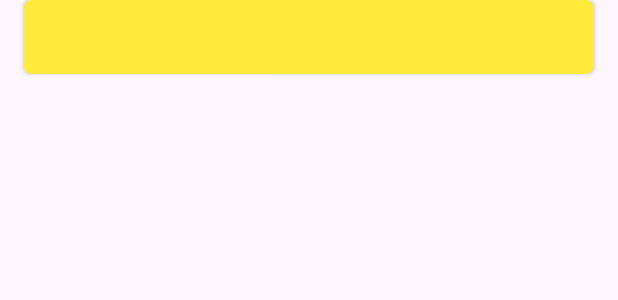
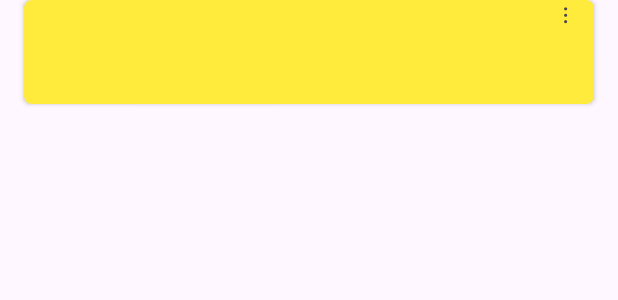
Before and after one commit to sectk/Android-Studio, an Android app: the layout item_siswa.xml on its own in the app's theme, with its tools: preview values and no code run, on a phone screen of 412 x 824 dp. Shown: the top 300 px of the screen. Run offline under Robolectric (Android 15) with nearby library versions, the phone set to English and light mode, and no system bars.

Commit message:
Recycler

```diff
--- a/RecyclerViewCardView/app/src/main/java/com/example/recyclerviewcardview/MainActivity.java
+++ b/RecyclerViewCardView/app/src/main/java/com/example/recyclerviewcardview/MainActivity.java
@@ -51,6 +51,11 @@ public class MainActivity extends AppCompatActivity {
         siswaList.add(new Siswa("Joni", "Surabaya"));
         siswaList.add(new Siswa("Joni", "Surabaya"));
         siswaList.add(new Siswa("Joni", "Surabaya"));
+        siswaList.add(new Siswa("Joni", "Surabaya"));
+        siswaList.add(new Siswa("Joni", "Surabaya"));
+        siswaList.add(new Siswa("Joni", "Surabaya"));
+        siswaList.add(new Siswa("Joni", "Surabaya"));
+
 
         adapter = new SiswaAdapter(this, siswaList);
         recyclerView.setAdapter(adapter);
--- a/RecyclerViewCardView/app/src/main/res/layout/activity_main.xml
+++ b/RecyclerViewCardView/app/src/main/res/layout/activity_main.xml
@@ -21,7 +21,7 @@
 
     <ScrollView
         android:layout_width="match_parent"
-        android:layout_height="wrap_content"
+        android:layout_height="0dp"
         android:layout_marginStart="16dp"
         android:layout_marginTop="16dp"
         android:layout_marginEnd="16dp"
@@ -30,7 +30,7 @@
         app:layout_constraintEnd_toEndOf="parent"
         app:layout_constraintStart_toStartOf="parent"
         app:layout_constraintTop_toBottomOf="@+id/button"
-        app:layout_constraintVertical_bias="0.0">
+        app:layout_constraintVertical_bias="1.0">
 
         <androidx.recyclerview.widget.RecyclerView
             android:id="@+id/rcvSiswa"
--- a/RecyclerViewCardView/app/src/main/res/layout/item_siswa.xml
+++ b/RecyclerViewCardView/app/src/main/res/layout/item_siswa.xml
@@ -20,6 +20,15 @@
             android:orientation="vertical">
 
             <TextView
+                android:id="@+id/tvMenu"
+                android:layout_width="38dp"
+                android:layout_height="wrap_content"
+                android:layout_gravity="right"
+                android:text="&#8942;"
+                android:textAlignment="center"
+                android:textStyle="bold" />
+
+            <TextView
                 android:id="@+id/tvNama"
                 android:layout_width="match_parent"
                 android:layout_height="wrap_content"
```
Also changed, not shown: RecyclerViewCardView/app/src/main/java/com/example/recyclerviewcardview/SiswaAdapter.java (+58 -11 lines), RecyclerViewCardView/app/src/main/res/menu/menu_option.xml (added, +11 -0 lines).
